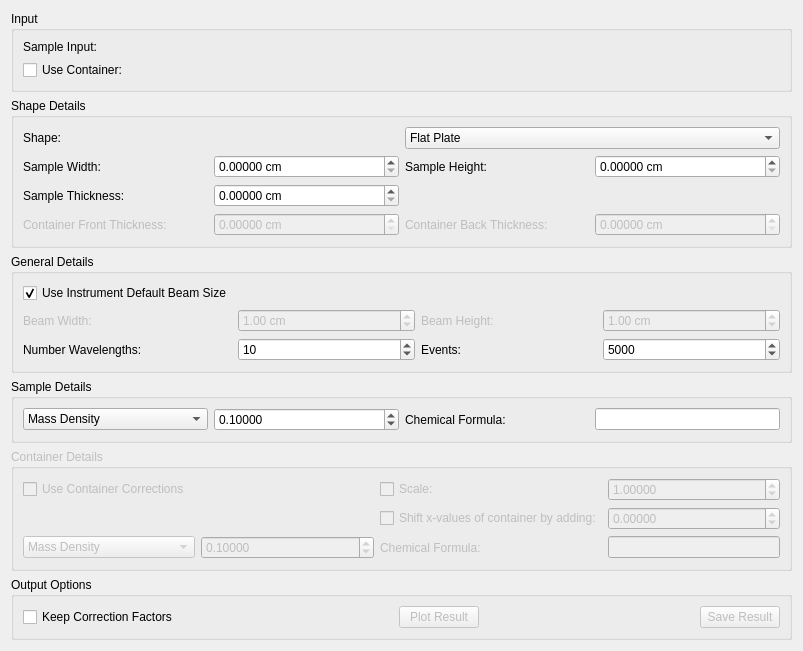
Qt form MantidQt/CustomInterfaces/inc/MantidQtCustomInterfaces/Indirect/AbsorptionCorrections.ui (mantidproject/mantid) before a commit.
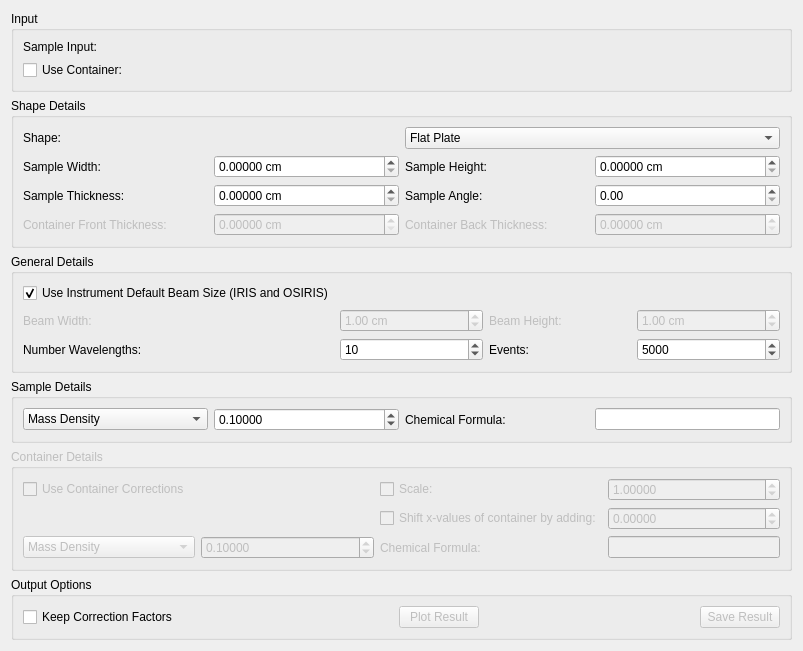
The same form after that commit. Custom widgets are drawn as their Qt base class.

Commit message: Refs #16843 added sample angle

Patch:
```diff
--- a/MantidQt/CustomInterfaces/inc/MantidQtCustomInterfaces/Indirect/AbsorptionCorrections.ui
+++ b/MantidQt/CustomInterfaces/inc/MantidQtCustomInterfaces/Indirect/AbsorptionCorrections.ui
@@ -266,6 +266,16 @@
             </property>
            </widget>
           </item>
+          <item row="2" column="3">
+           <widget class="QDoubleSpinBox" name="spFlatSampleAngle"/>
+          </item>
+          <item row="2" column="2">
+           <widget class="QLabel" name="lbFlatSampleAngle">
+            <property name="text">
+             <string>Sample Angle:</string>
+            </property>
+           </widget>
+          </item>
          </layout>
         </widget>
         <widget class="QWidget" name="pgAbsCorAnnulus">
@@ -575,7 +585,7 @@
       <item row="0" column="0">
        <widget class="QCheckBox" name="ckBeamSize">
         <property name="text">
-         <string>Use Instrument Default Beam Size</string>
+         <string>Use Instrument Default Beam Size (IRIS and OSIRIS)</string>
         </property>
         <property name="checked">
          <bool>true</bool>
```
Left out of the diff: 28 changed lines with no effect on the pictures. The commit also changes 2 other files.
